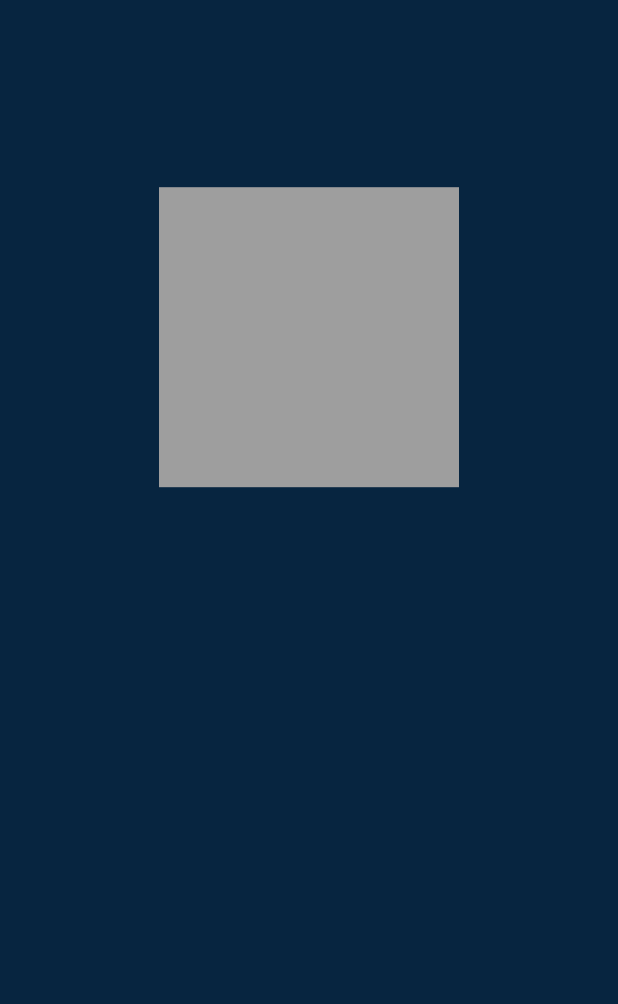
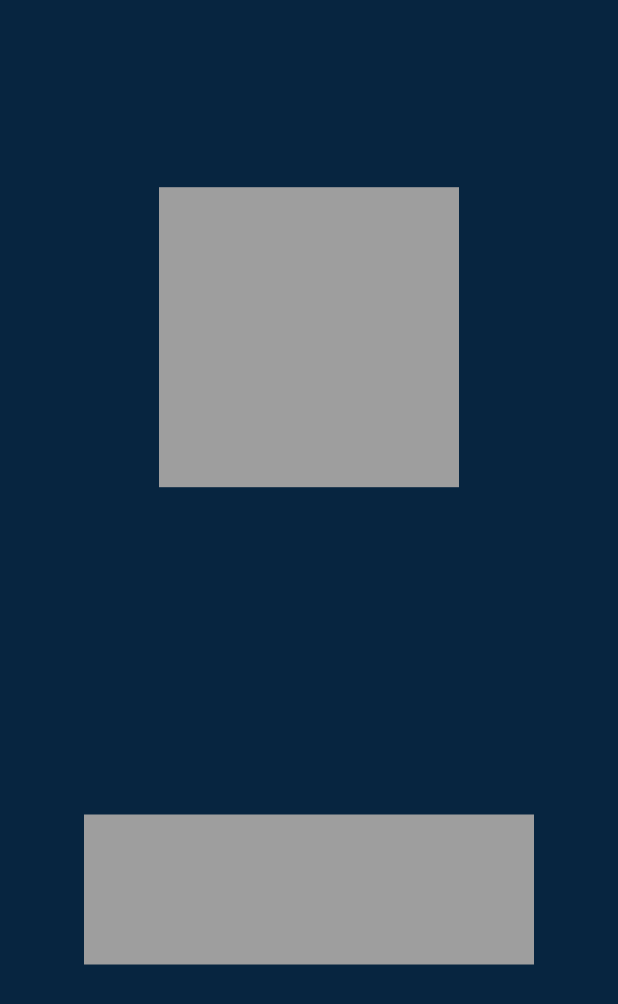
Before and after one commit to DhrupamP/Memorize, a Flutter app: the GameStart screen opened by its route, on a phone screen of 412 x 824 dp. Shown: the top 1004 px of the screen. Run offline on Flutter 3.47's test engine with Material 2 defaults, Android fonts, the phone set to English and light mode, and no system bars.

Commit message:
minor change

```diff
--- a/lib/Comps/game_start/game_start.dart
+++ b/lib/Comps/game_start/game_start.dart
@@ -1,4 +1,9 @@
 import 'package:flutter/material.dart';
+import 'dart:async';
+
+void startTimer() {
+  const onesec = Duration(seconds: 1);
+}
 
 class GameStart extends StatefulWidget {
   const GameStart({Key? key}) : super(key: key);
@@ -21,6 +26,14 @@ class _GameStartState extends State<GameStart> {
               width: 200,
               decoration: BoxDecoration(color: Colors.grey),
             ),
+          ),
+          Align(
+            alignment: Alignment(0, 0.5),
+            child: Container(
+              height: 100,
+              width: 300,
+              color: Colors.grey,
+            ),
           )
         ],
       ),
```
